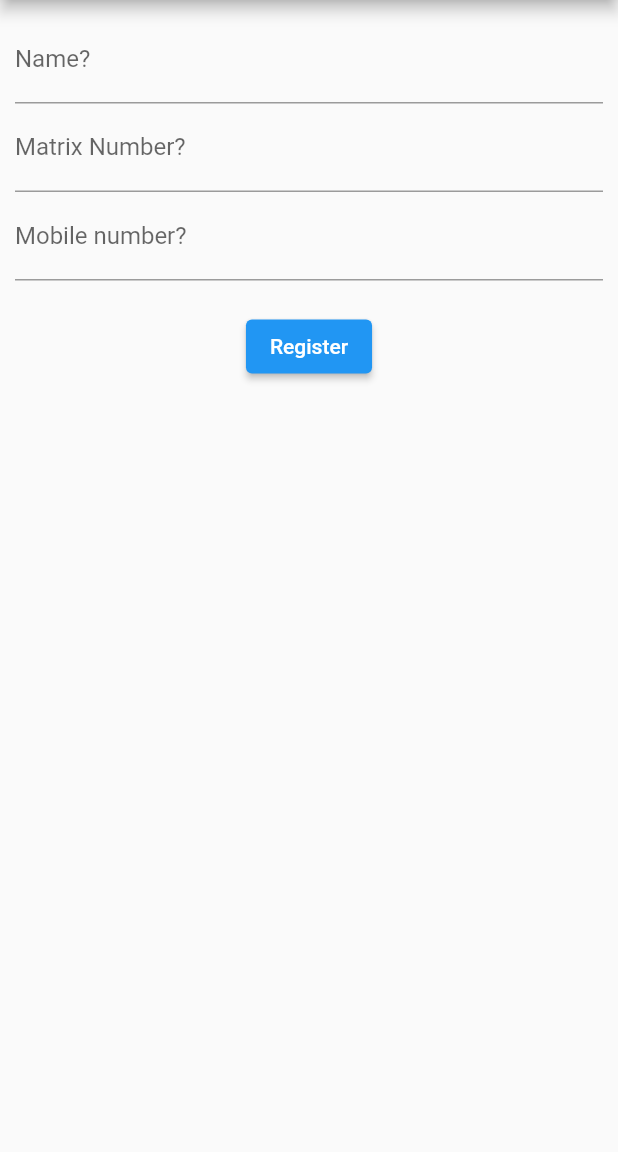
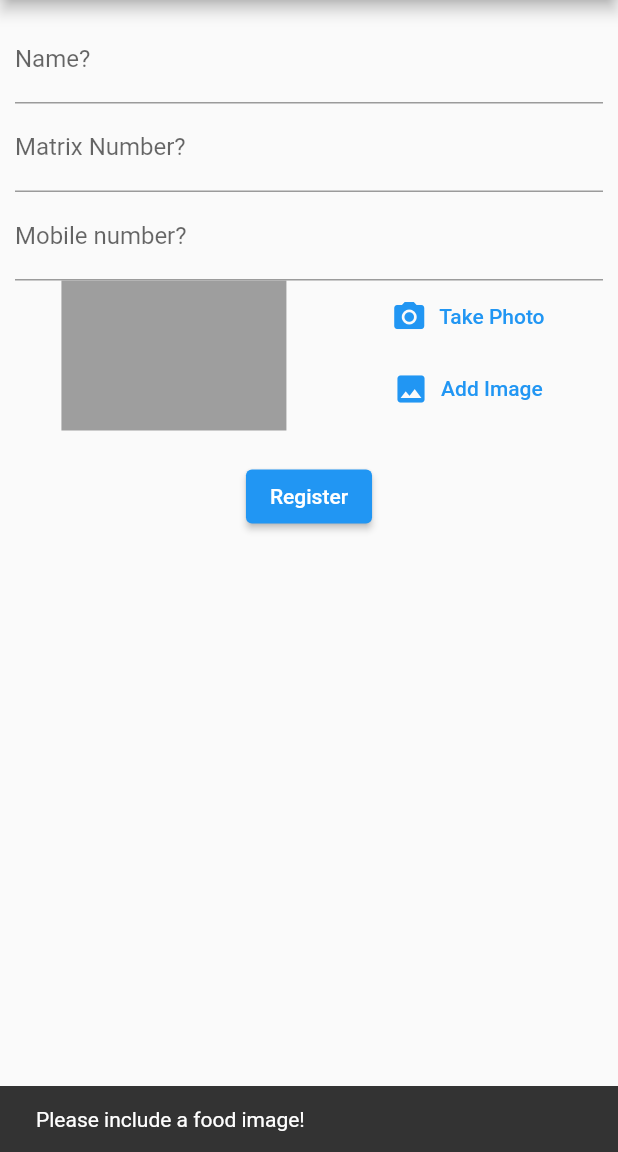
Before and after one commit to JoelKohMuiKiang/Reserve, a Flutter app: the AddUserInfoScreen screen opened by its route, after a tap on "Register", on a phone screen of 412 x 824 dp, the part 84-1236 px from its top. Run offline on Flutter 3.47's test engine with Material 2 defaults, Android fonts, the phone set to English and light mode, and no system bars; our stand-ins replace cloud_firestore, firebase_auth, firebase_core, firebase_storage, image_picker, table_calendar; accounts and stored records are empty.

Commit message:
Added Profile Picture Function + Calendar Function

```diff
--- a/lib/main.dart
+++ b/lib/main.dart
@@ -60,7 +60,7 @@ class MyApp extends StatelessWidget {
               NotificationScreen.routeName: (_) { return NotificationScreen(); },
               HelpScreen.routeName: (_) { return HelpScreen(); },
               FeedbackScreen.routeName: (_) { return FeedbackScreen(); },
-              AddUserInfoScreen.routeName: (_) {return AddUserInfoScreen(); }
+              AddUserInfoScreen.routeName: (_) {return AddUserInfoScreen(); },
           });
         }
       )
--- a/lib/models/user_data.dart
+++ b/lib/models/user_data.dart
@@ -3,12 +3,14 @@ class Users {
   final String name;
   final String matrixNumber;
   final int mobileNumber;
+  final String profileImageUrl;
 
-  Users({ required this.id, required this.name, required this.matrixNumber, required this.mobileNumber});
+  Users({ required this.id, required this.name, required this.matrixNumber, required this.mobileNumber, required this.profileImageUrl});
 
   Users.fromMap(Map <String, dynamic> snapshot, String id):
       id = id,
       name = snapshot['name'] ?? '',
       matrixNumber = snapshot['matrixNumber'] ?? '',
-      mobileNumber = snapshot['mobileNumber'] ?? '';
+      mobileNumber = snapshot['mobileNumber'] ?? '',
+      profileImageUrl = snapshot['profileImage'] ?? '';
 }
--- a/lib/screens/add_user_info_screen.dart
+++ b/lib/screens/add_user_info_screen.dart
@@ -1,9 +1,15 @@
+import 'dart:io';
+
 import 'package:cloud_firestore/cloud_firestore.dart';
 import 'package:firebase_auth/firebase_auth.dart';
 import 'package:flutter/material.dart';
+import 'package:image_picker/image_picker.dart';
+import 'package:path/path.dart';
 import 'package:reserve_newest1/main.dart';
 import 'package:reserve_newest1/models/user_data.dart';
+import 'package:reserve_newest1/services/firestore_services.dart';
 import 'package:reserve_newest1/services/user_services.dart';
+import 'package:firebase_storage/firebase_storage.dart';
 
 class AddUserInfoScreen extends StatefulWidget {
   static String routeName = '/add-user-info';
@@ -13,22 +19,58 @@ class AddUserInfoScreen extends StatefulWidget {
 }
 
 class _AddUserInfoScreenState extends State<AddUserInfoScreen> {
+  UserServices userServices = UserServices(uid: 'uid');
+
   var form = GlobalKey<FormState>();
   String? name;
   String? matrixNumber;
   int? mobileNumber;
+  File? profilePicture;
 
-  register() {
+  register(context) {
+    if(profilePicture == null) {
+      ScaffoldMessenger.of(context).hideCurrentSnackBar();
+      ScaffoldMessenger.of(context).showSnackBar(SnackBar(content:
+      Text('Please include a food image!'),));
+      return;
+    }
+
     bool isValid = form.currentState!.validate();
-    print("hi");
     if (isValid) {
       form.currentState!.save();
-
+      print(name);
+      print(matrixNumber);
+      print(mobileNumber);
       UserServices userServices = UserServices(uid: FirebaseAuth.instance.currentUser!.uid);
       userServices.addUserInfo(name, matrixNumber, mobileNumber);
       // String uid = FirebaseAuth.instance.currentUser!.uid;
       // FirebaseFirestore.instance.doc("user").set({"name": name, "matrixNumber": matrixNumber, "mobileNumber": mobileNumber});
+
+      FirebaseStorage.instance.ref().child(DateTime.now().toString()+'_'+ basename(
+          profilePicture!.path)).
+      putFile(profilePicture!).then((task) {
+        task.ref.getDownloadURL().then((imageUrl) {
+          userServices.updateUserData(name!, matrixNumber!, mobileNumber, imageUrl);
+        });
+      });
+      Navigator.of(context).pushNamedAndRemoveUntil(MainScreen.routeName, (route) => false);
+
     }
+  }
+
+  Future<void> pickImage(mode) async {
+    ImageSource chosenSource = mode == 0 ? ImageSource.camera :
+    ImageSource.gallery;
+    return ImagePicker()
+        .pickImage(source: chosenSource, maxWidth: 600, imageQuality: 50,
+        maxHeight: 150)
+        .then((imageFile) {
+      if (imageFile != null) {
+        setState(() {
+          profilePicture = File(imageFile.path);
+        });
+      }
+    });
   }
 
   @override
@@ -46,10 +88,11 @@ class _AddUserInfoScreenState extends State<AddUserInfoScreen> {
               TextFormField(
                 decoration: InputDecoration(label: Text('Name?')),
                 validator: (value) {
-                  if(value == null)
+                  if(value == null || value == "") {
                     return "Please provide your full name.";
-                  else
+                  } else {
                     return null;
+                  }
                 },
                 onSaved: (value) {
                   name = value as String;
@@ -58,10 +101,11 @@ class _AddUserInfoScreenState extends State<AddUserInfoScreen> {
               TextFormField(
                 decoration: InputDecoration(label: Text('Matrix Number?')),
                 validator: (value) {
-                  if(value == null)
+                  if(value == null || value == "") {
                     return "Please provide your matrix number.";
-                  else
+                  } else {
                     return null;
+                  }
                 },
                 onSaved: (value) {
                   matrixNumber = value as String;
@@ -70,17 +114,41 @@ class _AddUserInfoScreenState extends State<AddUserInfoScreen> {
               TextFormField(
                 decoration: InputDecoration(label: Text('Mobile number?')),
                 validator: (value) {
-                  if(value == null)
-                    return "Please provide your matrix number.";
-                  else
+                  if(value == null) {
+                    return "Please provide your mobile number.";
+                  } else if (int.tryParse(value) == null){
+                    return "Please provide your mobile number.";
+                  } else {
                     return null;
+                  }
                 },
                 onSaved: (value) {
                   mobileNumber = int.parse(value!);
                 },
               ),
+              Row(
+                mainAxisAlignment: MainAxisAlignment.spaceAround,
+                crossAxisAlignment: CrossAxisAlignment.start,
+                children: [
+                  Container(
+                      width: 150,
+                      height: 100,
+                      decoration: BoxDecoration(color: Colors.grey),
+                      child: profilePicture != null ? FittedBox(fit: BoxFit.fill,
+                          child: Image.file(profilePicture!)) : Center()
+                  ),
+                  Column(
+                    children: [
+                      TextButton.icon(icon: Icon(Icons.camera_alt),onPressed:
+                          () => pickImage(0), label: Text('Take Photo')),
+                      TextButton.icon(icon: Icon(Icons.image),onPressed: () =>
+                          pickImage(1), label: Text('Add Image')),
+                    ],
+                  )
+                ],
+              ),
               SizedBox(height: 20),
-              ElevatedButton(onPressed: () { register(); Navigator.of(context).pushNamed(MainScreen.routeName); }, child: Text('Register')),
+              ElevatedButton(onPressed: () { register(context); }, child: Text('Register')),
             ],
           ),
         ),
--- a/lib/services/auth_services.dart
+++ b/lib/services/auth_services.dart
@@ -18,7 +18,7 @@ class AuthService{
       User? user = result.user;
 
       //create a new document for the user with the uid
-      await UserServices(uid: user!.uid).updateUserData('name', 'matrixNumber', 90604154);
+      await UserServices(uid: user!.uid).updateUserData('name', 'matrixNumber', 90604154, '');
 
       return _userFromFirebaseUser(user);
     } catch(e) {
--- a/lib/services/user_services.dart
+++ b/lib/services/user_services.dart
@@ -12,11 +12,12 @@ class UserServices {
   final CollectionReference userData = FirebaseFirestore.instance.collection('user');
 
   //function to create a new record in the 'user' collection for that user to store their data into
-  Future updateUserData(String name, String matrixNumber, int? mobileNumber) async {
+  Future updateUserData(String name, String matrixNumber, int? mobileNumber, String profileImageUrl) async {
     return await userData.doc(uid).set({
       'name': name,
       'matrixNumber': matrixNumber,
       'mobileNumber': mobileNumber,
+      'profileImage': profileImageUrl
     });
   }
 
@@ -34,7 +35,7 @@ class UserServices {
     String uid = FirebaseAuth.instance.currentUser!.uid;
     Users? users;
     return FirebaseFirestore.instance.doc('user/' + uid).snapshots().map((value) {
-      users = Users(id: uid, name: value.get('name'), matrixNumber: value.get('matrixNumber'), mobileNumber: value.get('mobileNumber'));
+      users = Users(id: uid, name: value.get('name'), matrixNumber: value.get('matrixNumber'), mobileNumber: value.get('mobileNumber'), profileImageUrl: value.get('profileImage'));
       return users!;
     });
   }
--- a/lib/widgets/calendar_view.dart
+++ b/lib/widgets/calendar_view.dart
@@ -14,6 +14,12 @@ class _CalendarViewState extends State<CalendarView> {
   CalendarFormat format = CalendarFormat.month;
   DateTime selectedDay = DateTime.now();
   DateTime focusedDay = DateTime.now();
+
+  @override
+  void initState() {
+    selectedBookings = {};
+    super.initState();
+  }
 
   List<Bookings> _getBookingsfromDay(DateTime date) {
     return selectedBookings[date]??[];
--- a/lib/widgets/register_form.dart
+++ b/lib/widgets/register_form.dart
@@ -35,7 +35,7 @@ class _RegisterFormState extends State<RegisterForm> {
 
       AuthService authService = AuthService();
 
-      return authService.registerWithEmailAndPassword(email!, password!).then((value) {
+      authService.registerWithEmailAndPassword(email!, password!).then((value) {
         FocusScope.of(context).unfocus();
       }).catchError((error) {
         FocusScope.of(context).unfocus();
--- a/pubspec.yaml
+++ b/pubspec.yaml
@@ -40,6 +40,10 @@ dependencies:
   cloud_firestore: ^3.4.0
   firebase_auth: ^3.4.2
   table_calendar: ^3.0.6
+  shared_preferences: ^2.0.15
+  path: ^1.8.0
+  image_picker: ^0.8.5+3
+  firebase_storage: ^10.3.4
 
 dev_dependencies:
   flutter_test:
```
Also changed, not shown: lib/screens/add_bookings_screen.dart (+16 -6 lines), lib/screens/bookings_list_screen.dart (+31 -6 lines), lib/widgets/bookings_list.dart (+5 -3 lines), lib/widgets/main_view.dart (+9 -7 lines), lib/widgets/show_next_booking.dart (added, +50 -0 lines), pubspec.lock.
